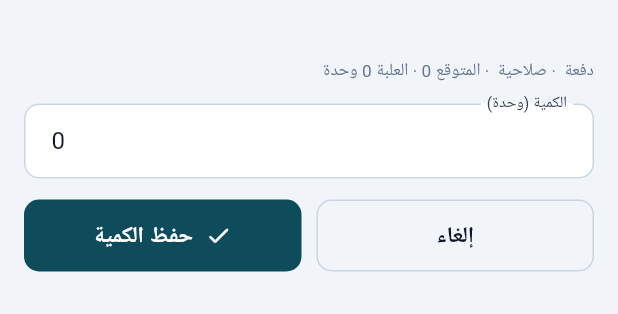
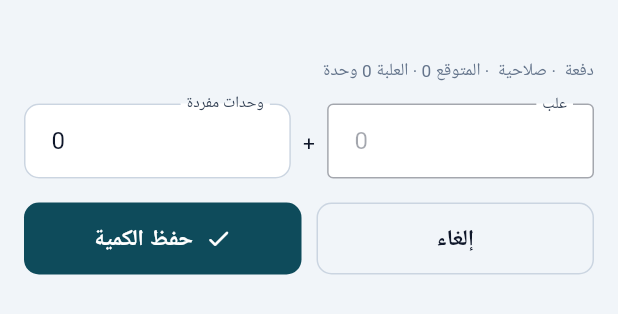
Before and after one commit to hisrorea-svg/balora_mob, a Flutter app: the ManualQuantitySheet widget shown alone on an empty page, opened directly with empty values, on a phone screen of 412 x 824 dp. Shown: the top 314 px of the screen. Run offline on Flutter 3.47's test engine with Material 3 defaults, Android fonts, the phone set to English and light mode, and no system bars; our stand-ins replace connectivity_plus, dio, drift, flutter_riverpod, freezed_annotation, go_router and 2 more; missing offline and left inert: mobile_scanner; accounts and stored records are empty; generated files the repository leaves out were written again; network calls fail.

Commit message:
fix(counts): dim the inactive package box in the manual quantity sheet

```diff
--- a/lib/features/counts/presentation/widgets/manual_quantity_sheet.dart
+++ b/lib/features/counts/presentation/widgets/manual_quantity_sheet.dart
@@ -23,8 +23,8 @@ class _ManualQuantitySheetState extends State<ManualQuantitySheet> {
   late final TextEditingController _unitsCtrl;
   String? _error;
 
-  /// When the package equals one unit the two fields are numerically identical
-  /// and only confuse the operator, so a single quantity field is shown.
+  /// When the package equals one unit the package box carries no meaning; it
+  /// stays visible but inactive and the quantity lives in the units field.
   bool get _singleField => widget.line.unitsPerPackage <= 1;
 
   @override
@@ -35,10 +35,10 @@ class _ManualQuantitySheetState extends State<ManualQuantitySheet> {
         ? widget.line.unitsPerPackage
         : 1;
     if (_singleField) {
-      _packagesCtrl = TextEditingController(
-        text: counted == null ? '0' : '$counted',
+      _packagesCtrl = TextEditingController(text: '0');
+      _unitsCtrl = TextEditingController(
+        text: counted == null ? '' : '$counted',
       );
-      _unitsCtrl = TextEditingController(text: '0');
     } else {
       _packagesCtrl = TextEditingController(
         text: counted == null ? '0' : '${counted ~/ factor}',
@@ -57,8 +57,8 @@ class _ManualQuantitySheetState extends State<ManualQuantitySheet> {
   }
 
   void _save() {
-    final packages = int.tryParse(_packagesCtrl.text.trim());
-    final units = _singleField ? 0 : int.tryParse(_unitsCtrl.text.trim());
+    final packages = _singleField ? 0 : int.tryParse(_packagesCtrl.text.trim());
+    final units = int.tryParse(_unitsCtrl.text.trim());
     if (packages == null || units == null || packages < 0 || units < 0) {
       setState(() => _error = 'أدخل أعداداً صحيحة غير سالبة.');
       return;
@@ -105,24 +105,13 @@ class _ManualQuantitySheetState extends State<ManualQuantitySheet> {
               ),
             ),
             const SizedBox(height: 14),
-            if (_singleField)
-              TextField(
-                controller: _packagesCtrl,
-                keyboardType: TextInputType.number,
-                inputFormatters: [FilteringTextInputFormatter.digitsOnly],
-                textDirection: TextDirection.ltr,
-                decoration: const InputDecoration(
-                  labelText: 'الكمية (وحدة)',
-                  border: OutlineInputBorder(),
-                ),
-              )
-            else
             Row(
               crossAxisAlignment: CrossAxisAlignment.start,
               children: [
                 Expanded(
                   child: TextField(
                     controller: _packagesCtrl,
+                    enabled: !_singleField,
                     keyboardType: TextInputType.number,
                     inputFormatters: [FilteringTextInputFormatter.digitsOnly],
                     textDirection: TextDirection.ltr,
```
Also changed, not shown: 1 other file. Lines whose indentation alone changed are shown as unchanged.
